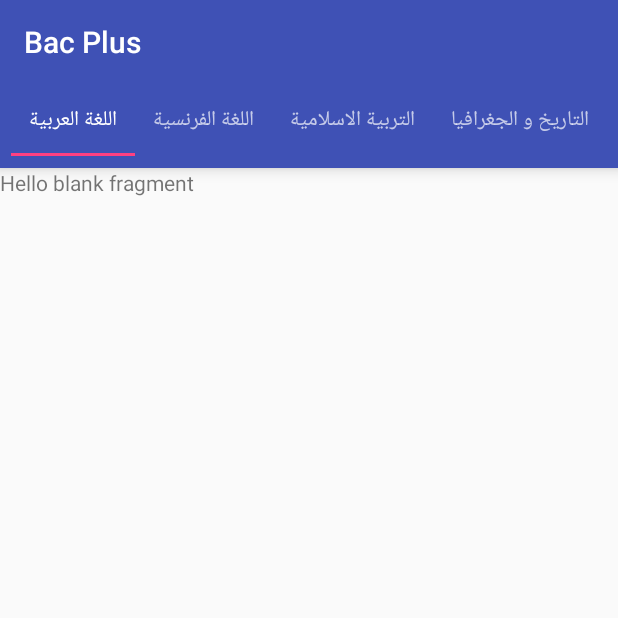
After one commit to Hathoute/BacPlus, an Android app: the LessonsFragment screen opened directly, with no data from a screen before it, on a phone screen of 412 x 824 dp, the top half of it. The commit adds this screen. Run offline under Robolectric (Android 15) with nearby library versions, the phone set to English and light mode, and no system bars; 3 statements that could not run were skipped.

Commit message:
Major Modifications Can recognize Lessons for each Subject.

```diff
--- a/app/build.gradle
+++ b/app/build.gradle
@@ -23,6 +23,7 @@ dependencies {
     implementation 'com.android.support:appcompat-v7:27.1.1'
     implementation 'com.android.support.constraint:constraint-layout:1.1.2'
     implementation 'com.android.support:support-v4:27.1.1'
+    implementation 'com.android.support:design:27.1.1'
     testImplementation 'junit:junit:4.12'
     androidTestImplementation 'com.android.support.test:runner:1.0.2'
     androidTestImplementation 'com.android.support.test.espresso:espresso-core:3.0.2'
--- a/app/src/main/AndroidManifest.xml
+++ b/app/src/main/AndroidManifest.xml
@@ -16,6 +16,9 @@
                 <category android:name="android.intent.category.LAUNCHER" />
             </intent-filter>
         </activity>
+        <activity android:name=".SubjectsActivity" />
+        <activity android:name=".TabbedSubjectsActivity"
+            android:theme="@style/NoActionBar"/>
     </application>
 
 </manifest>
--- /dev/null
+++ b/app/src/main/java/com/hathoute/bacplus/LessonsFragment.java
@@ -0,0 +1,45 @@
+package com.hathoute.bacplus;
+
+
+import android.content.Context;
+import android.os.Bundle;
+import android.support.annotation.NonNull;
+import android.support.annotation.Nullable;
+import android.support.v4.app.Fragment;
+import android.view.LayoutInflater;
+import android.view.View;
+import android.view.ViewGroup;
+
+public class LessonsFragment extends Fragment {
+
+    private Context mContext;
+    private int iChosenYear;
+    private int iChosenOption;
+    private int iChosenSubject;
+
+    @Override
+    public void onAttach(Context context) {
+        super.onAttach(context);
+        mContext = context;
+    }
+
+    @Override
+    public View onCreateView(LayoutInflater inflater, ViewGroup container,
+                             Bundle savedInstanceState) {
+        // Inflate the layout for this fragment
+        return inflater.inflate(R.layout.fragment_lessons, container, false);
+    }
+
+    @Override
+    public void onViewCreated(@NonNull View view, @Nullable Bundle savedInstanceState) {
+        super.onViewCreated(view, savedInstanceState);
+        iChosenYear = getArguments().getInt("year");
+        iChosenOption = getArguments().getInt("option");
+        iChosenSubject = getArguments().getInt("subject");
+        System.out.println("hello!");
+        Subject subject = new Subject(mContext, iChosenYear, iChosenOption, iChosenSubject);
+        for(Lesson lesson : subject.getLessons()) {
+            System.out.println(lesson.getName());
+        }
+    }
+}
--- a/app/src/main/java/com/hathoute/bacplus/LessonsHelper.java
+++ b/app/src/main/java/com/hathoute/bacplus/LessonsHelper.java
@@ -14,29 +14,29 @@ public class LessonsHelper {
         this.mContext = context;
     }
 
-    public List<String> formatSubjects(int Year, int Option) {
+    public List<Subject> formatSubjects(int Year, int Option) {
         String[] Subjects = mContext.getResources().getStringArray(R.array.subjects);
         String[] SubjectsTokens = mContext.getResources().getStringArray(R.array.subjects_helper);
-        String choosenYear = Year == MainActivity.YEAR_FIRST ? "1st" : "2nd";
-        String choosenOption = mContext.getResources()
+        String chosenYear = Year == MainActivity.YEAR_FIRST ? "1st" : "2nd";
+        String chosenOption = mContext.getResources()
                 .getStringArray(Year == MainActivity.YEAR_FIRST ?
                         R.array.options_firstyear_helper : R.array.options_secondyear_helper)[Option];
-        List<String> optionSubjects = new ArrayList<>();
+        List<Subject> listSubjects = new ArrayList<>();
 
         for(int i = 0; i < Subjects.length; i++) {
             List<String> TokensList = Arrays.asList(SubjectsTokens[i].split(";"));
-            if(!TokensList.contains(choosenYear)) {
+            if(!TokensList.contains(chosenYear)) {
                 continue;
             }
 
-            if(TokensList.contains("all") && !TokensList.contains("-" + choosenOption)) {
-                optionSubjects.add(Subjects[i]);
+            if(TokensList.contains("all") && !TokensList.contains("-" + chosenOption)) {
+                listSubjects.add(new Subject(mContext, Year, Option, i));
             }
-            else if(TokensList.contains("+" + choosenOption)) {
-                optionSubjects.add(Subjects[i]);
+            else if(TokensList.contains("+" + chosenOption)) {
+                listSubjects.add(new Subject(mContext, Year, Option, i));
             }
         }
 
-        return optionSubjects;
+        return listSubjects;
     }
 }
--- /dev/null
+++ b/app/src/main/java/com/hathoute/bacplus/PagerAdapter.java
@@ -0,0 +1,38 @@
+package com.hathoute.bacplus;
+
+import android.os.Bundle;
+import android.support.v4.app.Fragment;
+import android.support.v4.app.FragmentManager;
+import android.support.v4.app.FragmentStatePagerAdapter;
+
+public class PagerAdapter extends FragmentStatePagerAdapter {
+
+    private int noOfTabs;
+    private int Year;
+    private int Option;
+    private int Subject;
+
+    public PagerAdapter(FragmentManager fm, int noOfTabs, int Year, int Option, int Subject) {
+        super(fm);
+        this.noOfTabs = noOfTabs;
+        this.Year = Year;
+        this.Option = Option;
+        this.Subject = Subject;
+    }
+
+    @Override
+    public Fragment getItem(int position) {
+        LessonsFragment lessonsFragment = new LessonsFragment();
+        Bundle bundle = new Bundle();
+        bundle.putInt("year", Year);
+        bundle.putInt("option", Option);
+        bundle.putInt("subject", Subject);
+        lessonsFragment.setArguments(bundle);
+        return lessonsFragment;
+    }
+
+    @Override
+    public int getCount() {
+        return noOfTabs;
+    }
+}
--- /dev/null
+++ b/app/src/main/java/com/hathoute/bacplus/Subject.java
@@ -0,0 +1,95 @@
+package com.hathoute.bacplus;
+
+import android.content.Context;
+
+import java.util.ArrayList;
+import java.util.Arrays;
+import java.util.List;
+
+public class Subject {
+    public static int MATH = 0;
+    public static int ARABIC = 1;
+    public static int PHYSICS = 2;
+    public static int SVT = 3;
+    public static int FRENCH = 4;
+    public static int ENGLISH = 5;
+    public static int PHILOSOPHY = 6;
+    public static int ISLAMIC = 7;
+    public static int GEOGRAPHY = 8;
+    public static int ENGINEERING = 9;
+
+    // Conserving the same order as in strings.xml
+    private Integer[] subjectsIcons = {
+            R.drawable.icon_math,
+            R.drawable.icon_arabic,
+            R.drawable.icon_pc,
+            R.drawable.icon_svt,
+            R.drawable.icon_french,
+            R.drawable.icon_english,
+            R.drawable.icon_philosophy,
+            R.drawable.icon_islamiceduc,
+            R.drawable.icon_geography,
+            R.drawable.icon_gear
+    };
+
+    private Context mContext;
+    private int Year;
+    private int Option;
+    private int Subject;
+    private String SubjectAbv;
+
+    public Subject(Context Context, int Year, int Option, int Subject) {
+        this.mContext = Context;
+        this.Year = Year;
+        this.Option = Option;
+        this.Subject = Subject;
+        this.SubjectAbv = mContext.getResources().getStringArray(R.array.subjects_abv)[Subject];
+    }
+
+    public String getTitle() {
+        return mContext.getResources().getStringArray(R.array.subjects)[Subject];
+    }
+
+    public int getDrawableId() {
+        return this.subjectsIcons[Subject];
+    }
+
+    public List<Lesson> getLessons() {
+        List<Lesson> lessons = new ArrayList<>();
+
+        String lessonsTokensName = "lessons_" + getYearStr() + "_" + SubjectAbv + "_tokens";
+        String[] lessonsTokens = mContext.getResources()
+                .getStringArray(mContext.getResources()
+                        .getIdentifier(lessonsTokensName, "array",
+                                mContext.getPackageName()));
+        System.out.println("Adding!");
+        System.out.println(lessonsTokens.length + "  " + mContext.getResources()
+                .getStringArray(Year == MainActivity.YEAR_FIRST ? R.array.options_firstyear_helper
+                        : R.array.options_secondyear_helper)[Option]);
+        for(int i = 0; i < lessonsTokens.length; i++) {
+            List<String> lessonTokens = Arrays.asList(lessonsTokens[i].split(";"));
+            if(lessonTokens.contains(mContext.getResources()
+                    .getStringArray(Year == MainActivity.YEAR_FIRST ? R.array.options_firstyear_helper
+                            : R.array.options_secondyear_helper)[Option])) {
+                lessons.add(new Lesson(mContext, Year, Subject, i));
+            }
+        }
+        return lessons;
+    }
+
+    public int getYear() {
+        return this.Year;
+    }
+
+    public int getOption() {
+        return this.Option;
+    }
+
+    public int getSubject() {
+        return this.Subject;
+    }
+
+    private String getYearStr() {
+        return Year == MainActivity.YEAR_FIRST ? "1st" : "2nd";
+    }
+}
--- /dev/null
+++ b/app/src/main/java/com/hathoute/bacplus/TabbedSubjectsActivity.java
@@ -0,0 +1,68 @@
+package com.hathoute.bacplus;
+
+import android.support.design.widget.TabLayout;
+import android.support.v4.view.ViewPager;
+import android.support.v7.app.AppCompatActivity;
+import android.os.Bundle;
+import android.support.v7.widget.Toolbar;
+import android.view.Menu;
+
+import java.util.List;
+
+public class TabbedSubjectsActivity extends AppCompatActivity {
+
+    TabLayout tabLayout;
+    private int iChosenYear;
+    private int iChosenOption;
+    private int iChosenSubject;
+
+    @Override
+    protected void onCreate(Bundle savedInstanceState) {
+        super.onCreate(savedInstanceState);
+        setContentView(R.layout.activity_tabbed_subjects);
+
+        iChosenYear = getIntent().getIntExtra("year", 0);
+        iChosenOption = getIntent().getIntExtra("option", 0);
+        iChosenSubject = getIntent().getIntExtra("subject", 0);
+
+        Toolbar toolbar = findViewById(R.id.toolbar);
+        setSupportActionBar(toolbar);
+
+        configureTabs();
+    }
+
+    void configureTabs() {
+        tabLayout = findViewById(R.id.tab_layout);
+        List<Subject> subjects = new LessonsHelper(this)
+                .formatSubjects(iChosenYear, iChosenOption);
+        for(Subject subject : subjects) {
+            tabLayout.addTab(tabLayout.newTab().setText(subject.getTitle()));
+        }
+        tabLayout.setTabGravity(TabLayout.GRAVITY_CENTER);
+        tabLayout.setTabMode(TabLayout.MODE_SCROLLABLE);
+
+        final ViewPager viewPager = findViewById(R.id.pager);
+        final PagerAdapter pagerAdapter = new PagerAdapter(getSupportFragmentManager(),
+                tabLayout.getTabCount(), iChosenYear, iChosenOption, iChosenSubject);
+        viewPager.setAdapter(pagerAdapter);
+        viewPager.addOnPageChangeListener(new TabLayout.TabLayoutOnPageChangeListener(tabLayout));
+        tabLayout.addOnTabSelectedListener(new TabLayout.OnTabSelectedListener() {
+            @Override
+            public void onTabSelected(TabLayout.Tab tab) {
+                viewPager.setCurrentItem(tab.getPosition());
+            }
+
+            @Override
+            public void onTabUnselected(TabLayout.Tab tab) {
+
+            }
+
+            @Override
+            public void onTabReselected(TabLayout.Tab tab) {
+
+            }
+        });
+
+        viewPager.setCurrentItem(iChosenSubject);
+    }
+}
--- /dev/null
+++ b/app/src/main/res/layout/activity_tabbed_subjects.xml
@@ -0,0 +1,38 @@
+<?xml version="1.0" encoding="utf-8"?>
+<RelativeLayout
+    android:id="@+id/main_layout"
+    xmlns:android="http://schemas.android.com/apk/res/android"
+    xmlns:app="http://schemas.android.com/apk/res-auto"
+    xmlns:tools="http://schemas.android.com/tools"
+    android:layout_width="match_parent"
+    android:layout_height="match_parent"
+    tools:context=".MainActivity">
+
+    <android.support.v7.widget.Toolbar
+        android:id="@+id/toolbar"
+        android:layout_width="match_parent"
+        android:layout_height="wrap_content"
+        android:layout_alignParentTop="true"
+        android:background="?attr/colorPrimary"
+        android:elevation="6dp"
+        android:minHeight="?attr/actionBarSize"
+        android:theme="@style/ThemeOverlay.AppCompat.Dark.ActionBar"
+        app:popupTheme="@style/ThemeOverlay.AppCompat.Light"/>
+
+    <android.support.design.widget.TabLayout
+        android:id="@+id/tab_layout"
+        android:layout_width="match_parent"
+        android:layout_height="wrap_content"
+        android:layout_below="@+id/toolbar"
+        android:background="?attr/colorPrimary"
+        android:elevation="6dp"
+        android:minHeight="?attr/actionBarSize"
+        android:theme="@style/ThemeOverlay.AppCompat.Dark.ActionBar"/>
+
+    <android.support.v4.view.ViewPager
+        android:id="@+id/pager"
+        android:layout_width="match_parent"
+        android:layout_height="fill_parent"
+        android:layout_below="@id/tab_layout"/>
+
+</RelativeLayout>
--- /dev/null
+++ b/app/src/main/res/layout/fragment_lessons.xml
@@ -0,0 +1,13 @@
+<?xml version="1.0" encoding="utf-8"?>
+<FrameLayout xmlns:android="http://schemas.android.com/apk/res/android"
+    xmlns:tools="http://schemas.android.com/tools"
+    android:layout_width="match_parent"
+    android:layout_height="match_parent"
+    tools:context=".LessonsFragment">
+
+    <TextView
+        android:layout_width="match_parent"
+        android:layout_height="match_parent"
+        android:text="@string/hello_blank_fragment" />
+
+</FrameLayout>
--- a/app/src/main/res/values/strings.xml
+++ b/app/src/main/res/values/strings.xml
@@ -47,6 +47,19 @@
         <item>علوم المهندس</item>
     </string-array>
 
+    <string-array name="subjects_abv">
+        <item>math</item>
+        <item>arabic</item>
+        <item>physics</item>
+        <item>svt</item>
+        <item>french</item>
+        <item>english</item>
+        <item>philosophy</item>
+        <item>islamic</item>
+        <item>geography</item>
+        <item>engineering</item>
+    </string-array>
+
     <string-array name="subjects_helper">
         <item>2nd;all</item>
         <item>1st;all</item>
@@ -59,4 +72,7 @@
         <item>1st;all</item>
         <item>2nd;+scmb</item>
     </string-array>
+
+    <!-- TODO: Remove or change this placeholder text -->
+    <string name="hello_blank_fragment">Hello blank fragment</string>
 </resources>
--- a/app/src/main/res/values/styles.xml
+++ b/app/src/main/res/values/styles.xml
@@ -8,4 +8,13 @@
         <item name="colorAccent">@color/colorAccent</item>
     </style>
 
+    <style name="NoActionBar" parent="Theme.AppCompat.Light.NoActionBar">
+        <!--   your app branding color for the app bar -->
+        <item name="colorPrimary">#3F51B5</item>
+        <!--   darker variant for the status bar and contextual app bars -->
+        <item name="colorPrimaryDark">#303F9F</item>
+        <!--   theme UI controls like checkboxes and text fields -->
+        <item name="colorAccent">#FF4081</item>
+    </style>
+
 </resources>
```
Also changed, not shown: app/src/main/java/com/hathoute/bacplus/CustomGridAdapter.java (added, +58 -0 lines), app/src/main/java/com/hathoute/bacplus/Lesson.java (added, +57 -0 lines), app/src/main/java/com/hathoute/bacplus/MainActivity.java (+5 -7 lines), app/src/main/java/com/hathoute/bacplus/SquareImageView.java (added, +25 -0 lines), app/src/main/java/com/hathoute/bacplus/SubjectsActivity.java (added, +53 -0 lines), app/src/main/res/layout/activity_subjects.xml (added, +22 -0 lines), app/src/main/res/layout/grid_item_arabic.xml (added, +28 -0 lines), app/src/main/res/values/strings-lessons.xml (added, +72 -0 lines).
